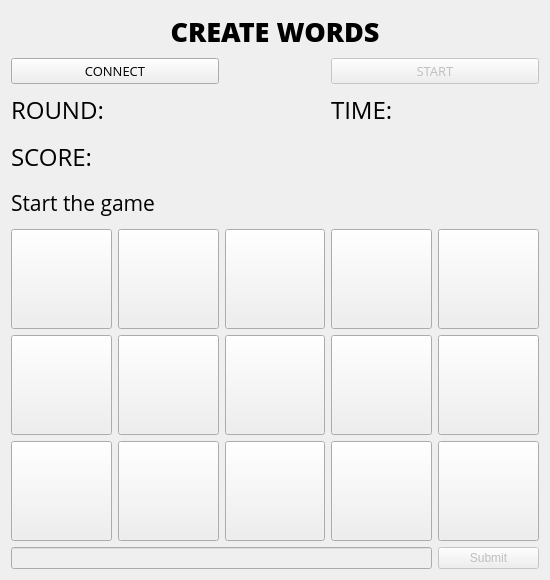
Above: Gra_slowa/Client/chatwindow.ui from michalinamanikowska/Gra-ukladanie_slow before the change. Below: the same form after it.
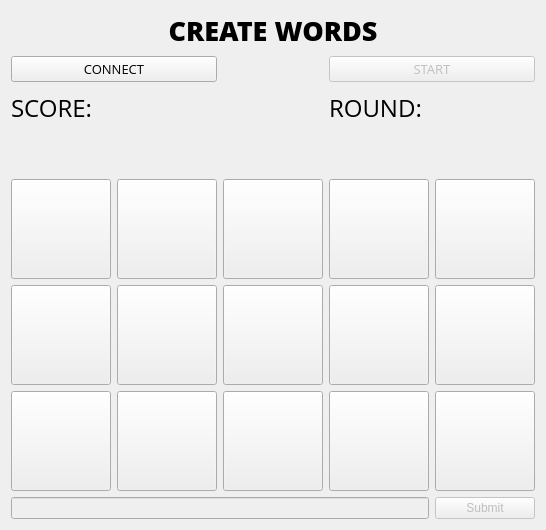
That is the form after the change.

```diff
--- a/Gra_slowa/Client/chatwindow.ui
+++ b/Gra_slowa/Client/chatwindow.ui
@@ -6,15 +6,28 @@
    <rect>
     <x>0</x>
     <y>0</y>
-    <width>550</width>
-    <height>580</height>
+    <width>536</width>
+    <height>530</height>
    </rect>
   </property>
   <property name="windowTitle">
    <string>Qt Simple Chat Client</string>
   </property>
   <layout class="QGridLayout" name="gridLayout">
-   <item row="4" column="0">
+   <item row="3" column="3">
+    <widget class="QLabel" name="label_2">
+     <property name="font">
+      <font>
+       <family>Open Sans</family>
+       <pointsize>18</pointsize>
+      </font>
+     </property>
+     <property name="text">
+      <string>ROUND:</string>
+     </property>
+    </widget>
+   </item>
+   <item row="3" column="0">
     <widget class="QLabel" name="label">
      <property name="minimumSize">
       <size>
@@ -33,7 +46,7 @@
      </property>
     </widget>
    </item>
-   <item row="11" column="1">
+   <item row="9" column="1">
     <widget class="QPushButton" name="pushButton_12">
      <property name="minimumSize">
       <size>
@@ -54,7 +67,7 @@
      </property>
     </widget>
    </item>
-   <item row="9" column="4">
+   <item row="7" column="4">
     <widget class="QPushButton" name="pushButton_2">
      <property name="minimumSize">
       <size>
@@ -75,7 +88,7 @@
      </property>
     </widget>
    </item>
-   <item row="9" column="0">
+   <item row="7" column="0">
     <widget class="QPushButton" name="pushButton_0">
      <property name="minimumSize">
       <size>
@@ -96,7 +109,7 @@
      </property>
     </widget>
    </item>
-   <item row="10" column="3">
+   <item row="8" column="3">
     <widget class="QPushButton" name="pushButton_9">
      <property name="minimumSize">
       <size>
@@ -117,7 +130,7 @@
      </property>
     </widget>
    </item>
-   <item row="12" column="4">
+   <item row="10" column="4">
     <widget class="QPushButton" name="sendButton">
      <property name="enabled">
       <bool>false</bool>
@@ -130,7 +143,7 @@
      </property>
     </widget>
    </item>
-   <item row="10" column="4">
+   <item row="8" column="4">
     <widget class="QPushButton" name="pushButton_10">
      <property name="minimumSize">
       <size>
@@ -151,23 +164,7 @@
      </property>
     </widget>
    </item>
-   <item row="1" column="3" colspan="2">
-    <widget class="QPushButton" name="startButton">
-     <property name="enabled">
-      <bool>false</bool>
-     </property>
-     <property name="font">
-      <font>
-       <family>Open Sans</family>
-       <pointsize>10</pointsize>
-      </font>
-     </property>
-     <property name="text">
-      <string>START</string>
-     </property>
-    </widget>
-   </item>
-   <item row="10" column="0">
+   <item row="8" column="0">
     <widget class="QPushButton" name="pushButton_6">
      <property name="minimumSize">
       <size>
@@ -188,7 +185,7 @@
      </property>
     </widget>
    </item>
-   <item row="10" column="2">
+   <item row="8" column="2">
     <widget class="QPushButton" name="pushButton_8">
      <property name="minimumSize">
       <size>
@@ -209,7 +206,7 @@
      </property>
     </widget>
    </item>
-   <item row="10" column="1">
+   <item row="8" column="1">
     <widget class="QPushButton" name="pushButton_7">
      <property name="minimumSize">
       <size>
@@ -230,7 +227,7 @@
      </property>
     </widget>
    </item>
-   <item row="9" column="2">
+   <item row="7" column="2">
     <widget class="QPushButton" name="pushButton_4">
      <property name="minimumSize">
       <size>
@@ -251,7 +248,7 @@
      </property>
     </widget>
    </item>
-   <item row="11" column="2">
+   <item row="9" column="2">
     <widget class="QPushButton" name="pushButton_13">
      <property name="minimumSize">
       <size>
@@ -272,7 +269,7 @@
      </property>
     </widget>
    </item>
-   <item row="9" column="1">
+   <item row="7" column="1">
     <widget class="QPushButton" name="pushButton_5">
      <property name="minimumSize">
       <size>
@@ -293,7 +290,7 @@
      </property>
     </widget>
    </item>
-   <item row="11" column="4">
+   <item row="9" column="4">
     <widget class="QPushButton" name="pushButton_1">
      <property name="minimumSize">
       <size>
@@ -314,7 +311,7 @@
      </property>
     </widget>
    </item>
-   <item row="11" column="3">
+   <item row="9" column="3">
     <widget class="QPushButton" name="pushButton_14">
      <property name="minimumSize">
       <size>
@@ -353,7 +350,7 @@
      </property>
     </widget>
    </item>
-   <item row="11" column="0">
+   <item row="9" column="0">
     <widget class="QPushButton" name="pushButton_11">
      <property name="minimumSize">
       <size>
@@ -387,14 +384,14 @@
      </property>
     </widget>
    </item>
-   <item row="12" column="0" colspan="4">
+   <item row="10" column="0" colspan="4">
     <widget class="QLineEdit" name="messageEdit">
      <property name="enabled">
       <bool>false</bool>
      </property>
     </widget>
    </item>
-   <item row="9" column="3">
+   <item row="7" column="3">
     <widget class="QPushButton" name="pushButton_3">
      <property name="minimumSize">
       <size>
@@ -415,46 +412,7 @@
      </property>
     </widget>
    </item>
-   <item row="3" column="0">
-    <widget class="QLabel" name="label_2">
-     <property name="font">
-      <font>
-       <family>Open Sans</family>
-       <pointsize>18</pointsize>
-      </font>
-     </property>
-     <property name="text">
-      <string>ROUND:</string>
-     </property>
-    </widget>
-   </item>
-   <item row="3" column="4">
-    <widget class="QLabel" name="timer">
-     <property name="font">
-      <font>
-       <family>Open Sans</family>
-       <pointsize>18</pointsize>
-      </font>
-     </property>
-     <property name="text">
-      <string/>
-     </property>
-    </widget>
-   </item>
-   <item row="3" column="1">
-    <widget class="QLabel" name="round">
-     <property name="font">
-      <font>
-       <family>Open Sans</family>
-       <pointsize>18</pointsize>
-      </font>
-     </property>
-     <property name="text">
-      <string/>
-     </property>
-    </widget>
-   </item>
-   <item row="6" column="0" colspan="5">
+   <item row="4" column="0" colspan="5">
     <widget class="QLabel" name="result">
      <property name="minimumSize">
       <size>
@@ -469,24 +427,11 @@
       </font>
      </property>
      <property name="text">
-      <string>Start the game</string>
+      <string/>
      </property>
     </widget>
    </item>
-   <item row="3" column="3">
-    <widget class="QLabel" name="time">
-     <property name="font">
-      <font>
-       <family>Open Sans</family>
-       <pointsize>18</pointsize>
-      </font>
-     </property>
-     <property name="text">
-      <string>TIME:</string>
-     </property>
-    </widget>
-   </item>
-   <item row="4" column="1">
+   <item row="3" column="1">
     <widget class="QLabel" name="points">
      <property name="font">
       <font>
@@ -499,6 +444,35 @@
      </property>
     </widget>
    </item>
+   <item row="1" column="3" colspan="2">
+    <widget class="QPushButton" name="startButton">
+     <property name="enabled">
+      <bool>false</bool>
+     </property>
+     <property name="font">
+      <font>
+       <family>Open Sans</family>
+       <pointsize>10</pointsize>
+      </font>
+     </property>
+     <property name="text">
+      <string>START</string>
+     </property>
+    </widget>
+   </item>
+   <item row="3" column="4">
+    <widget class="QLabel" name="round">
+     <property name="font">
+      <font>
+       <family>Open Sans</family>
+       <pointsize>18</pointsize>
+      </font>
+     </property>
+     <property name="text">
+      <string/>
+     </property>
+    </widget>
+   </item>
   </layout>
  </widget>
  <resources/>
```
